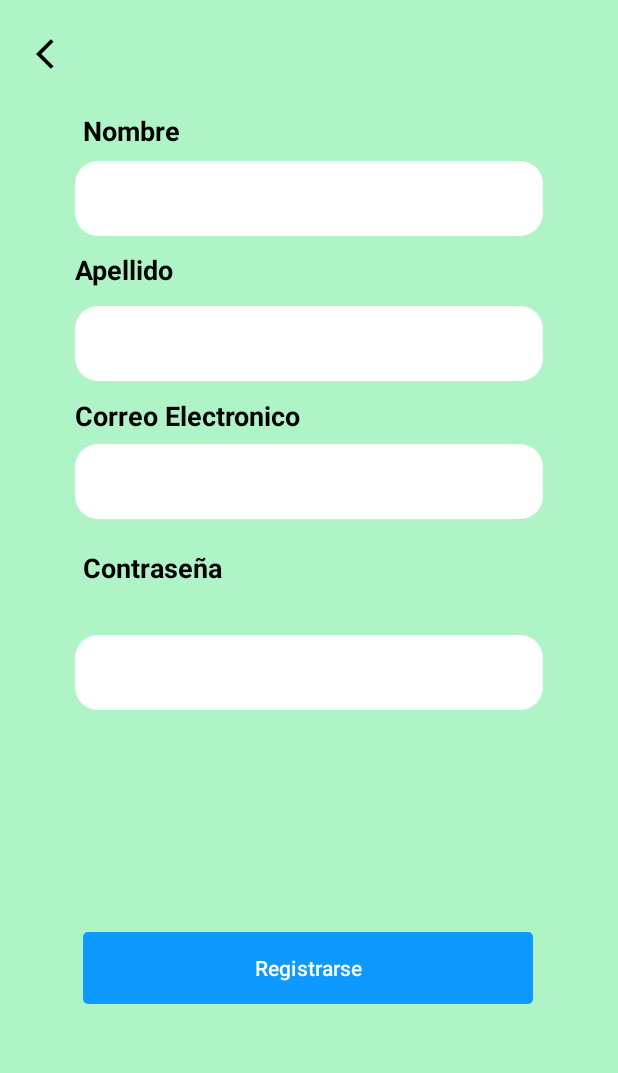
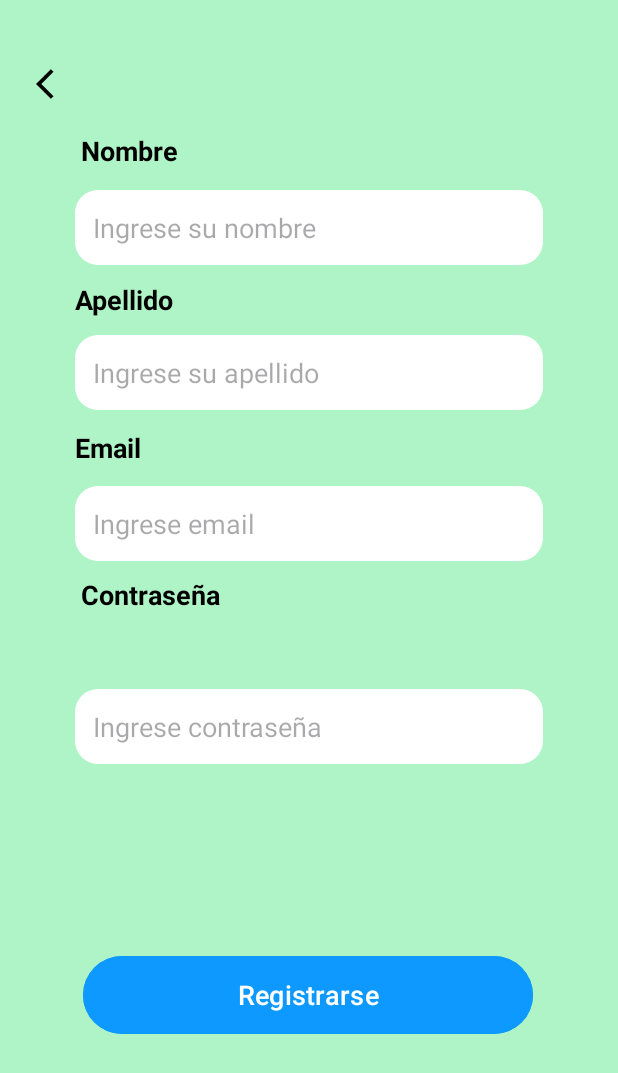
Before and after one commit to nelsonfacundo/Pet_Friends_APP, an Android app: the RegistroActivity screen opened directly, with no data from a screen before it, on a phone screen of 412 x 824 dp. Shown: the top 1073 px of the screen. Run offline under Robolectric (Android 15) with nearby library versions, the phone set to English and light mode, and no system bars; our stand-ins replace Firebase (no records; nobody signed in at launch, a user with empty details on screens opened directly).

Commit message:
Front forgot password/add style, color, string

```diff
--- a/app/src/main/java/com/example/petfriendsapp/RegistroActivity.kt
+++ b/app/src/main/java/com/example/petfriendsapp/RegistroActivity.kt
@@ -61,7 +61,7 @@ class RegistroActivity : AppCompatActivity() {
                 if (task.isSuccessful) {
                     // Registro exitoso, redirigir a la pantalla de inicio
                     Toast.makeText(this, "Registro exitoso", Toast.LENGTH_SHORT).show()
-                    val intent = Intent(this, LoginActivity::class.java)
+                    val intent = Intent(this, MainActivity::class.java)
                     startActivity(intent)
                     finish()
                 } else {
--- a/app/src/main/res/layout/activity_registro.xml
+++ b/app/src/main/res/layout/activity_registro.xml
@@ -5,31 +5,24 @@
     android:id="@+id/activity_registrar"
     android:layout_width="match_parent"
     android:layout_height="match_parent"
-    android:background="@color/primary"
-    tools:layout_editor_absoluteX="0dp"
-    tools:layout_editor_absoluteY="-2dp">
-
-    <FrameLayout
-        android:id="@+id/fragmentContainerRegistro"
-        android:layout_width="match_parent"
-        android:layout_height="match_parent"
-        tools:layout_editor_absoluteX="-16dp"
-        tools:layout_editor_absoluteY="221dp" />
+    android:background="@color/primary">
 
     <ImageView
         android:id="@+id/ic_back"
         android:layout_width="wrap_content"
-        android:layout_height="wrap_content"
-        android:layout_alignParentStart="true"
-        android:layout_alignParentTop="true"
-        android:layout_marginEnd="340dp"
+        android:layout_height="80dp"
+        android:layout_marginEnd="40dp"
+        android:layout_marginBottom="660dp"
         android:clickable="true"
         android:focusable="true"
         android:padding="24dp"
         android:src="@drawable/icon_back"
+        app:layout_constraintBottom_toBottomOf="parent"
         app:layout_constraintEnd_toEndOf="parent"
+        app:layout_constraintHorizontal_bias="0.0"
         app:layout_constraintStart_toStartOf="parent"
-        app:layout_constraintTop_toTopOf="parent" />
+        app:layout_constraintTop_toTopOf="parent"
+        app:layout_constraintVertical_bias="0.19" />
 
     <TextView
         android:id="@+id/text_nombre"
@@ -37,32 +30,35 @@
         android:layout_width="wrap_content"
         android:layout_height="wrap_content"
         android:layout_marginStart="50dp"
-        android:layout_marginTop="60dp"
+        android:layout_marginTop="70dp"
         android:layout_marginEnd="250dp"
-        android:hint="@string/txt_name"
-        android:text="Nombre"
+        android:layout_marginBottom="10dp"
+        android:text="@string/txt_name"
         app:layout_constraintBottom_toTopOf="@+id/text_registro_name"
         app:layout_constraintEnd_toEndOf="parent"
-        app:layout_constraintHorizontal_bias="0.106"
+        app:layout_constraintHorizontal_bias="0.085"
         app:layout_constraintStart_toStartOf="parent"
         app:layout_constraintTop_toTopOf="parent"
-        app:layout_constraintVertical_bias="0.657" />
+        app:layout_constraintVertical_bias="0.823" />
 
     <EditText
         android:id="@+id/text_registro_name"
+        style="@style/inputsTextEdit"
         android:layout_width="match_parent"
         android:layout_height="50dp"
         android:layout_marginStart="50dp"
         android:layout_marginTop="60dp"
         android:layout_marginEnd="50dp"
         android:background="@drawable/border_inputs"
+        android:hint="@string/place_holder_input_nombre"
         android:inputType="textPersonName"
         android:padding="12dp"
         app:layout_constraintBottom_toTopOf="@+id/text_registro_apellido"
         app:layout_constraintEnd_toEndOf="parent"
         app:layout_constraintHorizontal_bias="1.0"
         app:layout_constraintStart_toStartOf="parent"
-        app:layout_constraintTop_toTopOf="parent" />
+        app:layout_constraintTop_toTopOf="parent"
+        app:layout_constraintVertical_bias="0.587" />
 
     <TextView
         android:id="@+id/text_apellido"
@@ -73,17 +69,17 @@
         android:layout_marginTop="10dp"
         android:layout_marginEnd="250dp"
         android:layout_marginBottom="10dp"
-        android:hint="@string/txt_last_name"
-        android:text="Apellido"
+        android:text="@string/txt_last_name"
         app:layout_constraintBottom_toTopOf="@+id/text_registro_apellido"
         app:layout_constraintEnd_toEndOf="parent"
         app:layout_constraintHorizontal_bias="0.0"
         app:layout_constraintStart_toStartOf="parent"
         app:layout_constraintTop_toBottomOf="@+id/text_registro_name"
-        app:layout_constraintVertical_bias="0.0" />
+        app:layout_constraintVertical_bias="0.437" />
 
     <EditText
         android:id="@+id/text_registro_apellido"
+        style="@style/inputsTextEdit"
         android:layout_width="match_parent"
         android:layout_height="50dp"
         android:layout_marginStart="50dp"
@@ -91,14 +87,15 @@
         android:layout_marginEnd="50dp"
         android:layout_marginBottom="40dp"
         android:background="@drawable/border_inputs"
+        android:hint="@string/place_holder_input_apellido"
         android:inputType="textPersonName"
         android:padding="12dp"
         app:layout_constraintBottom_toTopOf="@+id/text_registro_email"
         app:layout_constraintEnd_toEndOf="parent"
-        app:layout_constraintHorizontal_bias="0.0"
+        app:layout_constraintHorizontal_bias="1.0"
         app:layout_constraintStart_toStartOf="parent"
         app:layout_constraintTop_toTopOf="parent"
-        app:layout_constraintVertical_bias="0.68" />
+        app:layout_constraintVertical_bias="0.695" />
 
     <TextView
         android:id="@+id/text_email"
@@ -106,29 +103,32 @@
         android:layout_width="wrap_content"
         android:layout_height="wrap_content"
         android:layout_marginStart="50dp"
+        android:layout_marginTop="10dp"
         android:layout_marginEnd="250dp"
-        android:hint="@string/txt_email"
-        android:text="Correo Electronico"
+        android:layout_marginBottom="10dp"
+        android:text="@string/txt_email"
         app:layout_constraintBottom_toTopOf="@+id/text_registro_email"
         app:layout_constraintEnd_toEndOf="parent"
         app:layout_constraintHorizontal_bias="0.0"
         app:layout_constraintStart_toStartOf="parent"
         app:layout_constraintTop_toBottomOf="@+id/text_registro_apellido"
-        app:layout_constraintVertical_bias="0.607" />
+        app:layout_constraintVertical_bias="0.444" />
 
 
     <EditText
         android:id="@+id/text_registro_email"
+        style="@style/inputsTextEdit"
         android:layout_width="match_parent"
         android:layout_height="50dp"
         android:layout_marginStart="50dp"
-        android:layout_marginTop="296dp"
+        android:layout_marginTop="324dp"
         android:layout_marginEnd="50dp"
         android:background="@drawable/border_inputs"
+        android:hint="@string/place_holder_input_user"
         android:inputType="textEmailAddress"
         android:padding="12dp"
         app:layout_constraintEnd_toEndOf="parent"
-        app:layout_constraintHorizontal_bias="0.0"
+        app:layout_constraintHorizontal_bias="1.0"
         app:layout_constraintStart_toStartOf="parent"
         app:layout_constraintTop_toTopOf="parent" />
 
@@ -138,38 +138,43 @@
         android:layout_width="wrap_content"
         android:layout_height="wrap_content"
         android:layout_marginStart="50dp"
+        android:layout_marginTop="10dp"
         android:layout_marginEnd="250dp"
-        android:hint="@string/txt_pass"
-        android:text="Contraseña"
+        android:layout_marginBottom="10dp"
+        android:text="@string/txt_pass"
         app:layout_constraintBottom_toTopOf="@+id/text_registro_contraseña"
         app:layout_constraintEnd_toEndOf="parent"
-        app:layout_constraintHorizontal_bias="0.263"
+        app:layout_constraintHorizontal_bias="0.21"
         app:layout_constraintStart_toStartOf="parent"
         app:layout_constraintTop_toBottomOf="@+id/text_registro_email"
-        app:layout_constraintVertical_bias="0.38" />
+        app:layout_constraintVertical_bias="0.0" />
 
     <EditText
         android:id="@+id/text_registro_contraseña"
+        style="@style/inputsTextEdit"
         android:layout_width="match_parent"
         android:layout_height="50dp"
         android:layout_marginStart="50dp"
+        android:layout_marginTop="15dp"
         android:layout_marginEnd="50dp"
-        android:layout_marginBottom="200dp"
+        android:layout_marginBottom="250dp"
         android:background="@drawable/border_inputs"
+        android:hint="@string/place_holder_input_password"
         android:inputType="textPassword"
         android:padding="12dp"
         app:layout_constraintBottom_toBottomOf="parent"
         app:layout_constraintEnd_toEndOf="parent"
-        app:layout_constraintHorizontal_bias="0.0"
+        app:layout_constraintHorizontal_bias="1.0"
         app:layout_constraintStart_toStartOf="parent"
         app:layout_constraintTop_toBottomOf="@+id/text_registro_email"
-        app:layout_constraintVertical_bias="0.34" />
+        app:layout_constraintVertical_bias="0.519" />
 
     <Button
         android:id="@+id/btnRegistrar"
         android:layout_width="300dp"
-        android:layout_height="wrap_content"
-        android:background="@drawable/border_btn"
+        android:layout_height="60dp"
+        style="@style/colorBtn"
+        android:backgroundTint="@color/accent"
         android:text="@string/txt_registro"
         app:layout_constraintBottom_toBottomOf="parent"
         app:layout_constraintEnd_toEndOf="parent"
--- a/app/src/main/res/layout/fragment_inicio.xml
+++ b/app/src/main/res/layout/fragment_inicio.xml
@@ -2,7 +2,7 @@
     xmlns:app="http://schemas.android.com/apk/res-auto"
     xmlns:tools="http://schemas.android.com/tools"
     android:id="@+id/frameLayout2"
-    android:background="@color/VerdeOscuro"
+    android:background="@color/verde_oscuro"
     android:layout_width="match_parent"
     android:layout_height="match_parent"
     tools:context="fragments.Inicio">
--- a/app/src/main/res/values-night/themes.xml
+++ b/app/src/main/res/values-night/themes.xml
@@ -3,12 +3,29 @@
     <style name="Base.Theme.PetFriendsAPP" parent="Theme.Material3.DayNight.NoActionBar">
         <!-- Customize your dark theme here. -->
         <!-- <item name="colorPrimary">@color/my_dark_primary</item> -->
-        <item name="colorPrimary">@color/accent</item>
-        <item name="colorAccent">@color/primary</item>
+        <item name="colorPrimary">@color/primary</item>
+        <item name="colorAccent">@color/accent</item>
     </style>
+
     <style name="textViewEdit">
         <item name="android:textColor">@color/black</item>
         <item name="android:textSize">18sp</item>
         <item name="android:textStyle">bold</item>
     </style>
+
+    <style name="textViewEditTitle" parent="textViewEdit">
+        <item name="android:textSize">26sp</item>
+    </style>
+
+    <style name="inputsTextEdit" parent="textViewEdit">
+        <item name="android:textSize">18sp</item>
+        <item name="android:textStyle">normal</item>
+    </style>
+
+    <style name="colorBtn" parent="">
+        <item name="android:background">@color/accent</item>
+        <item name="android:textColor">@color/white</item>
+        <item name="android:radius">3dp</item>
+    </style>
+
 </resources>
--- a/app/src/main/res/values/strings.xml
+++ b/app/src/main/res/values/strings.xml
@@ -5,9 +5,12 @@
     <string name="txt_pass">Contraseña</string>
     <string name="place_holder_input_user">Ingrese email</string>
     <string name="place_holder_input_password">Ingrese contraseña</string>
+    <string name="place_holder_input_nombre">Ingrese su nombre</string>
+    <string name="place_holder_input_apellido">Ingrese su apellido</string>
     <string name="txt_btn_login">Ingresar</string>
     <string name="txt_registro">Registrarse</string>
     <string name="txt_name">Nombre</string>
     <string name="txt_last_name">Apellido</string>
+    <string name="txt_forgot_password">Forgot password</string>
     <string name="hello_blank_fragment">Hello Blank Fragment</string>
 </resources>
--- a/app/src/main/res/values/themes.xml
+++ b/app/src/main/res/values/themes.xml
@@ -2,8 +2,9 @@
     <!-- Base application theme. -->
     <style name="Base.Theme.PetFriendsAPP" parent="Theme.Material3.DayNight.NoActionBar">
         <!-- Customize your light theme here. -->
-         <item name="colorPrimary">@color/accent</item>
+         <item name="colorPrimary">@color/primary</item>
          <item name="colorAccent">@color/accent</item>
+         <item name="colorButtonNormal">@color/accent</item>
     </style>
 
     <style name="Theme.PetFriendsAPP" parent="Base.Theme.PetFriendsAPP" />
@@ -13,4 +14,18 @@
         <item name="android:textSize">18sp</item>
         <item name="android:textStyle">bold</item>
     </style>
+    <style name="textViewEditTitle" parent="textViewEdit">
+        <item name="android:textSize">26sp</item>
+    </style>
+    <style name="inputsTextEdit" parent="textViewEdit">
+        <item name="android:textSize">18sp</item>
+        <item name="android:textStyle">normal</item>
+    </style>
+
+    <style name="colorBtn" parent="inputsTextEdit">
+        <item name="android:textColor">@color/white</item>
+        <item name="android:backgroundTint">@color/accent</item>
+        <item name="android:radius">5dp</item>
+
+    </style>
 </resources>
```
Also changed, not shown: app/src/main/AndroidManifest.xml (+6 -1 lines), app/src/main/java/com/example/petfriendsapp/ForgotPasswordActivity.kt (added, +41 -0 lines), app/src/main/java/com/example/petfriendsapp/LoginActivity.kt (+9 -6 lines), app/src/main/res/layout/activity_forgot_password.xml (added, +66 -0 lines), app/src/main/res/layout/activity_login.xml (renamed from app/src/main/res/layout/login_activity.xml, +23 -13 lines), app/src/main/res/values/colors.xml (+5 -3 lines).
